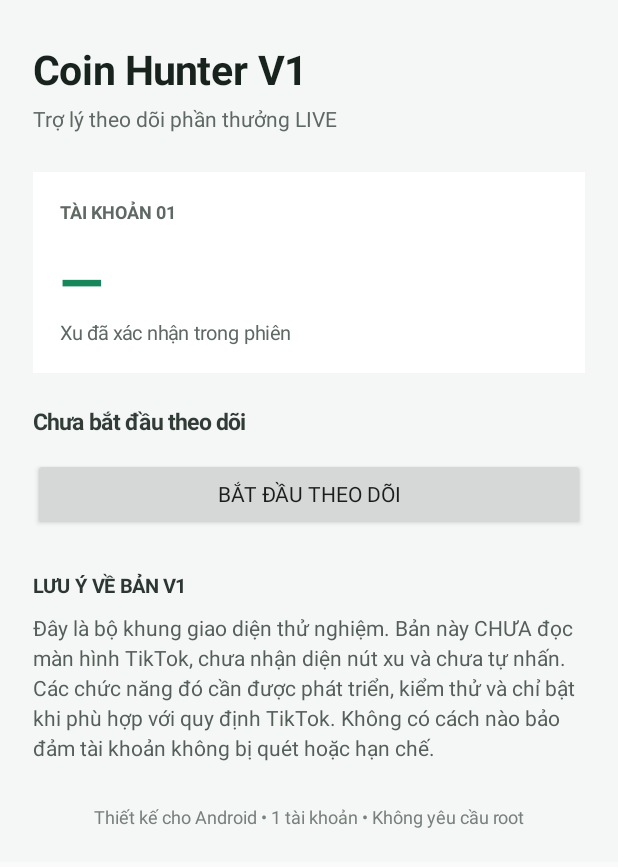
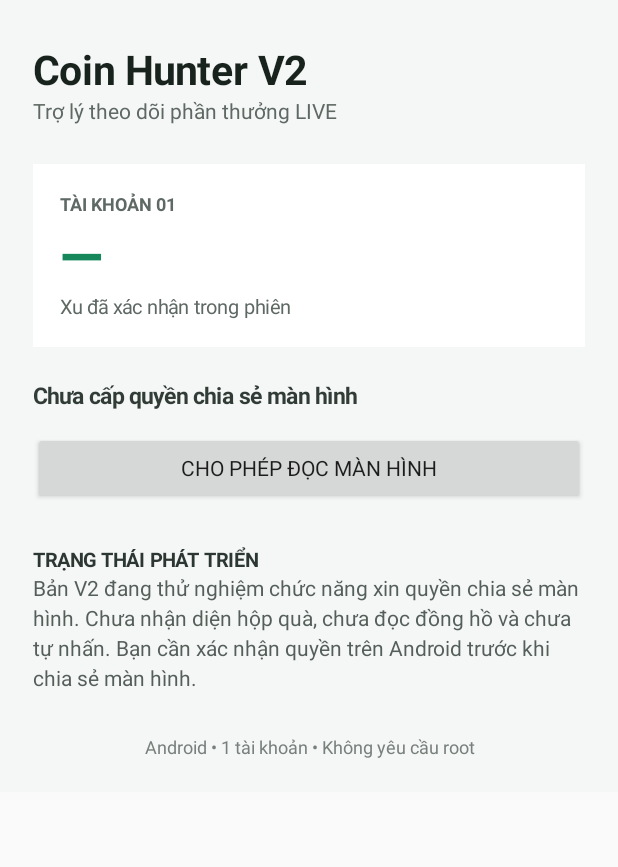
Before and after one commit to n20001902/CoinHunterV1, an Android app: the screen it shows after launch (MainActivity), on a phone screen of 412 x 824 dp. Shown: the top 867 px of the screen. Run offline under Robolectric (Android 15) with nearby library versions, the phone set to English and light mode, and no system bars.

Commit message:
Upgrade CoinHunter to V2

```diff
--- a/app/src/main/java/com/example/coinhunter/MainActivity.java
+++ b/app/src/main/java/com/example/coinhunter/MainActivity.java
@@ -1,6 +1,9 @@
 package com.example.coinhunter;
 
 import android.app.Activity;
+import android.media.projection.MediaProjectionManager;
+import android.content.Context;
+import android.content.Intent;
 import android.os.Bundle;
 import android.graphics.Color;
 import android.graphics.Typeface;
@@ -12,9 +15,12 @@ import android.widget.ScrollView;
 import android.widget.TextView;
 
 public class MainActivity extends Activity {
+    private static final int SCREEN_CAPTURE_REQUEST = 1001;
+
     private TextView status;
     private Button monitorButton;
     private boolean monitoring = false;
+    private MediaProjectionManager projectionManager;
 
     private int dp(float value) {
         return (int) (value * getResources().getDisplayMetrics().density + 0.5f);
@@ -29,64 +35,127 @@ public class MainActivity extends Activity {
         return t;
     }
 
-    @Override public void onCreate(Bundle savedInstanceState) {
+    @Override
+    public void onCreate(Bundle savedInstanceState) {
         super.onCreate(savedInstanceState);
+
+        projectionManager = (MediaProjectionManager)
+                getSystemService(Context.MEDIA_PROJECTION_SERVICE);
+
         getWindow().setStatusBarColor(Color.rgb(245,247,246));
         getWindow().setNavigationBarColor(Color.rgb(245,247,246));
-        getWindow().getDecorView().setSystemUiVisibility(View.SYSTEM_UI_FLAG_LIGHT_STATUS_BAR | View.SYSTEM_UI_FLAG_LIGHT_NAVIGATION_BAR);
+        getWindow().getDecorView().setSystemUiVisibility(
+                View.SYSTEM_UI_FLAG_LIGHT_STATUS_BAR |
+                View.SYSTEM_UI_FLAG_LIGHT_NAVIGATION_BAR
+        );
 
         LinearLayout root = new LinearLayout(this);
         root.setOrientation(LinearLayout.VERTICAL);
         root.setPadding(dp(22), dp(28), dp(22), dp(22));
         root.setBackgroundColor(Color.rgb(245,247,246));
 
-        TextView title = text("Coin Hunter V1", 27, true, Color.rgb(25,35,30));
-        root.addView(title);
-        TextView subtitle = text("Trợ lý theo dõi phần thưởng LIVE", 14, false, Color.rgb(95,105,100));
-        LinearLayout.LayoutParams subLp = new LinearLayout.LayoutParams(-1, -2);
-        subLp.topMargin = dp(5); root.addView(subtitle, subLp);
+        root.addView(text("Coin Hunter V2", 27, true, Color.rgb(25,35,30)));
+        root.addView(text("Trợ lý theo dõi phần thưởng LIVE", 14, false,
+                Color.rgb(95,105,100)));
 
         LinearLayout card = new LinearLayout(this);
         card.setOrientation(LinearLayout.VERTICAL);
         card.setPadding(dp(18), dp(18), dp(18), dp(18));
         card.setBackgroundColor(Color.WHITE);
-        LinearLayout.LayoutParams cardLp = new LinearLayout.LayoutParams(-1, -2);
-        cardLp.topMargin = dp(26); root.addView(card, cardLp);
-        card.addView(text("TÀI KHOẢN 01", 12, true, Color.rgb(95,105,100)));
-        TextView count = text("—", 38, true, Color.rgb(22,134,91));
-        LinearLayout.LayoutParams countLp = new LinearLayout.LayoutParams(-1, -2);
-        countLp.topMargin = dp(12); card.addView(count, countLp);
-        card.addView(text("Xu đã xác nhận trong phiên", 13, false, Color.rgb(95,105,100)));
 
-        status = text("Chưa bắt đầu theo dõi", 15, true, Color.rgb(50,60,55));
-        LinearLayout.LayoutParams statusLp = new LinearLayout.LayoutParams(-1, -2);
-        statusLp.topMargin = dp(22); root.addView(status, statusLp);
+        LinearLayout.LayoutParams cardLp =
+                new LinearLayout.LayoutParams(-1, -2);
+        cardLp.topMargin = dp(26);
+        root.addView(card, cardLp);
+
+        card.addView(text("TÀI KHOẢN 01", 12, true,
+                Color.rgb(95,105,100)));
+
+        card.addView(text("—", 38, true, Color.rgb(22,134,91)));
+
+        card.addView(text("Xu đã xác nhận trong phiên", 13, false,
+                Color.rgb(95,105,100)));
+
+        status = text("Chưa cấp quyền chia sẻ màn hình", 15, true,
+                Color.rgb(50,60,55));
+
+        LinearLayout.LayoutParams statusLp =
+                new LinearLayout.LayoutParams(-1, -2);
+        statusLp.topMargin = dp(22);
+        root.addView(status, statusLp);
 
         monitorButton = new Button(this);
-        monitorButton.setText("BẮT ĐẦU THEO DÕI");
-        LinearLayout.LayoutParams btnLp = new LinearLayout.LayoutParams(-1, -2);
-        btnLp.topMargin = dp(14); root.addView(monitorButton, btnLp);
+        monitorButton.setText("CHO PHÉP ĐỌC MÀN HÌNH");
+
+        LinearLayout.LayoutParams btnLp =
+                new LinearLayout.LayoutParams(-1, -2);
+        btnLp.topMargin = dp(14);
+        root.addView(monitorButton, btnLp);
+
         monitorButton.setOnClickListener(v -> {
-            monitoring = !monitoring;
-            status.setText(monitoring ? "Đang ở chế độ chuẩn bị theo dõi" : "Đã dừng");
-            monitorButton.setText(monitoring ? "DỪNG" : "BẮT ĐẦU THEO DÕI");
+            if (!monitoring) {
+                Intent captureIntent =
+                        projectionManager.createScreenCaptureIntent();
+                startActivityForResult(
+                        captureIntent,
+                        SCREEN_CAPTURE_REQUEST
+                );
+            } else {
+                monitoring = false;
+                status.setText("Đã dừng theo dõi");
+                monitorButton.setText("CHO PHÉP ĐỌC MÀN HÌNH");
+            }
         });
 
-        TextView note = text("LƯU Ý VỀ BẢN V1", 13, true, Color.rgb(45,55,50));
-        LinearLayout.LayoutParams noteLp = new LinearLayout.LayoutParams(-1, -2);
-        noteLp.topMargin = dp(28); root.addView(note, noteLp);
-        TextView details = text("Đây là bộ khung giao diện thử nghiệm. Bản này CHƯA đọc màn hình TikTok, chưa nhận diện nút xu và chưa tự nhấn. Các chức năng đó cần được phát triển, kiểm thử và chỉ bật khi phù hợp với quy định TikTok. Không có cách nào bảo đảm tài khoản không bị quét hoặc hạn chế.", 14, false, Color.rgb(85,95,90));
+        TextView note = text("TRẠNG THÁI PHÁT TRIỂN", 13, true,
+                Color.rgb(45,55,50));
+
+        LinearLayout.LayoutParams noteLp =
+                new LinearLayout.LayoutParams(-1, -2);
+        noteLp.topMargin = dp(28);
+        root.addView(note, noteLp);
+
+        TextView details = text(
+                "Bản V2 đang thử nghiệm chức năng xin quyền chia sẻ màn hình. " +
+                "Chưa nhận diện hộp quà, chưa đọc đồng hồ và chưa tự nhấn. " +
+                "Bạn cần xác nhận quyền trên Android trước khi chia sẻ màn hình.",
+                14, false, Color.rgb(85,95,90)
+        );
         details.setLineSpacing(dp(4), 1f);
-        LinearLayout.LayoutParams detailLp = new LinearLayout.LayoutParams(-1, -2);
-        detailLp.topMargin = dp(9); root.addView(details, detailLp);
 
-        TextView footer = text("Thiết kế cho Android • 1 tài khoản • Không yêu cầu root", 12, false, Color.rgb(120,128,124));
+        root.addView(details);
+
+        TextView footer = text(
+                "Android • 1 tài khoản • Không yêu cầu root",
+                12, false, Color.rgb(120,128,124)
+        );
         footer.setGravity(Gravity.CENTER);
-        LinearLayout.LayoutParams footLp = new LinearLayout.LayoutParams(-1, -2);
-        footLp.topMargin = dp(28); root.addView(footer, footLp);
+
+        LinearLayout.LayoutParams footLp =
+                new LinearLayout.LayoutParams(-1, -2);
+        footLp.topMargin = dp(28);
+        root.addView(footer, footLp);
 
         ScrollView scroll = new ScrollView(this);
         scroll.addView(root);
         setContentView(scroll);
     }
+
+    @Override
+    protected void onActivityResult(int requestCode, int resultCode,
+                                    Intent data) {
+        super.onActivityResult(requestCode, resultCode, data);
+
+        if (requestCode == SCREEN_CAPTURE_REQUEST) {
+            if (resultCode == RESULT_OK && data != null) {
+                monitoring = true;
+                status.setText("Đã được cấp quyền chia sẻ màn hình");
+                monitorButton.setText("DỪNG");
+            } else {
+                monitoring = false;
+                status.setText("Bạn chưa cấp quyền chia sẻ màn hình");
+                monitorButton.setText("CHO PHÉP ĐỌC MÀN HÌNH");
+            }
+        }
+    }
 }
```
Also changed, not shown: app/build.gradle (+10 -3 lines), app/src/main/AndroidManifest.xml (+9 -2 lines).
